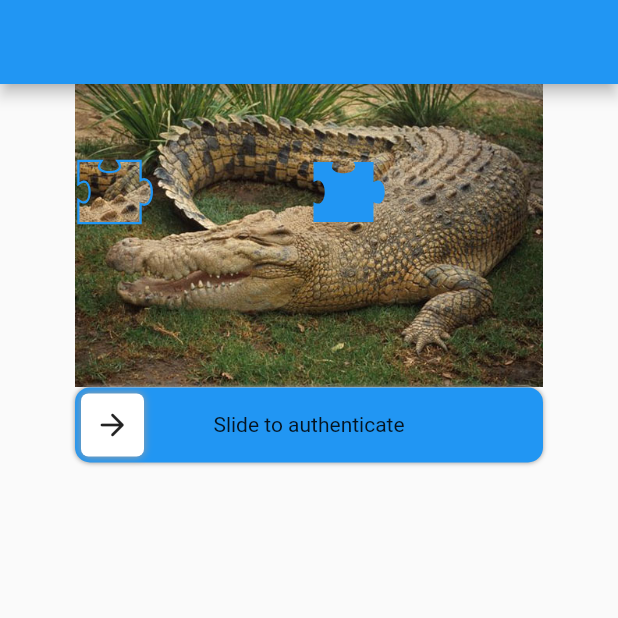
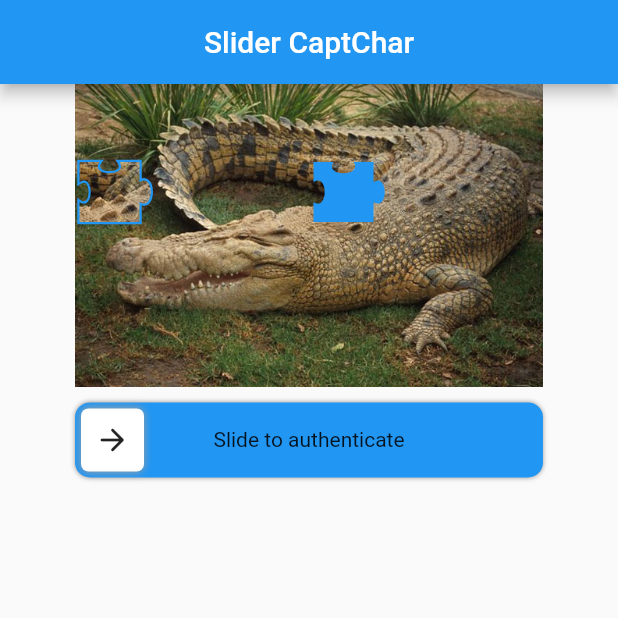
Before and after one commit to BrianTV98/slider_captcha, a Flutter app: the screen it shows after launch, on a phone screen of 412 x 824 dp, the top half of it. Run offline on Flutter 3.47's test engine with Material 2 defaults, Android fonts, the phone set to English and light mode, and no system bars.

Commit message:
version 0.1.9

```diff
--- a/example/lib/main.dart
+++ b/example/lib/main.dart
@@ -34,7 +34,10 @@ class _MyHomePageState extends State<MyHomePage> {
   @override
   Widget build(BuildContext context) {
     return Scaffold(
-      appBar: AppBar(),
+      appBar: AppBar(
+        title: const Text('Slider CaptChar'),
+        centerTitle: true,
+      ),
       body: SafeArea(
         child: Padding(
           padding: const EdgeInsets.symmetric(horizontal: 50),
@@ -46,9 +49,11 @@ class _MyHomePageState extends State<MyHomePage> {
             ),
             colorBar: Colors.blue,
             colorCaptChar: Colors.blue,
+            space: 10,
+            fixHeightParent: false,
             onConfirm: (value) async {
               debugPrint(value.toString());
-              return await Future.delayed(const Duration(seconds: 5)).then(
+              return await Future.delayed(const Duration(seconds: 1)).then(
                 (value) {
                   controller.create.call();
                 },
--- a/lib/src/ui/slider_captcha.dart
+++ b/lib/src/ui/slider_captcha.dart
@@ -20,9 +20,11 @@ class SliderCaptcha extends StatefulWidget {
     this.colorCaptChar = Colors.blue,
     this.controller,
     this.borderImager = 0,
-    this.imageToBarPadding = 0,
+    this.space = 0,
+    this.fixHeightParent = false,
     Key? key,
   })  : assert(0 <= borderImager && borderImager <= 5),
+        assert((fixHeightParent && space == 0) || !fixHeightParent),
         super(key: key);
 
   final Image image;
@@ -41,9 +43,12 @@ class SliderCaptcha extends StatefulWidget {
 
   final SliderController? controller;
 
+  final bool fixHeightParent;
+
   /// Adds space between the captcha image and the slide button bar.
-  /// Defaults is 0
-  final double imageToBarPadding;
+  /// Defaults is 0,
+  /// if fixHeight with parent is space  = 0 ;
+  final double space;
 
   /// to make sure no problems arise, borderImage only allows sheet limit 0 -> 5
   final double borderImager;
@@ -78,23 +83,14 @@ class _SliderCaptchaState extends State<SliderCaptcha>
     return ConstrainedBox(
       constraints: const BoxConstraints(maxWidth: 500),
       child: Column(
-        mainAxisAlignment: MainAxisAlignment.start,
+        mainAxisAlignment: widget.fixHeightParent
+            ? MainAxisAlignment.spaceBetween
+            : MainAxisAlignment.start,
         crossAxisAlignment: CrossAxisAlignment.center,
-        mainAxisSize: MainAxisSize.min,
+        mainAxisSize: widget.fixHeightParent? MainAxisSize.max:MainAxisSize.min,
         children: [
-          Flexible(
-            child: ClipRRect(
-              borderRadius: BorderRadius.circular(widget.borderImager),
-              child: TestSliderCaptChar(
-                widget.image,
-                _offsetMove,
-                answerY,
-                colorCaptChar: widget.colorCaptChar,
-                sliderController: _controller,
-              ),
-            ),
-          ),
-          SizedBox(height: widget.imageToBarPadding),
+          _buildImage(),
+          _buildSpace(),
           Container(
             height: heightSliderBar,
             width: double.infinity,
@@ -259,11 +255,46 @@ class _SliderCaptchaState extends State<SliderCaptcha>
     });
     return null;
   }
+
+  _buildSpace() {
+    if (widget.fixHeightParent) {
+      return SizedBox();
+    }
+    return SizedBox(height: widget.space);
+  }
+
+  _buildImage() {
+    if (widget.fixHeightParent) {
+      return ClipRRect(
+        borderRadius: BorderRadius.circular(widget.borderImager),
+        child: SliderCaptCharComponent(
+          widget.image,
+          _offsetMove,
+          answerY,
+          colorCaptChar: widget.colorCaptChar,
+          sliderController: _controller,
+        ),
+      );
+    }
+
+    return Flexible(
+      child: ClipRRect(
+        borderRadius: BorderRadius.circular(widget.borderImager),
+        child: SliderCaptCharComponent(
+          widget.image,
+          _offsetMove,
+          answerY,
+          colorCaptChar: widget.colorCaptChar,
+          sliderController: _controller,
+        ),
+      ),
+    );
+  }
 }
 
 typedef SliderCreate = Offset? Function();
 
-class TestSliderCaptChar extends SingleChildRenderObjectWidget {
+class SliderCaptCharComponent extends SingleChildRenderObjectWidget {
   ///Hình ảnh góc
   final Image image;
 
@@ -281,7 +312,7 @@ class TestSliderCaptChar extends SingleChildRenderObjectWidget {
 
   final SliderController sliderController;
 
-  const TestSliderCaptChar(
+  const SliderCaptCharComponent(
     this.image,
     this.offsetX,
     this.offsetY, {
--- a/pubspec.yaml
+++ b/pubspec.yaml
@@ -1,6 +1,6 @@
 name: slider_captcha
 description: slide captcha the same as binance, allow drag and drop for validation
-version: 0.1.8
+version: 0.1.9
 homepage: https://github.com/BrianTV98/slider_captcha/
 
 environment:
```
Also changed, not shown: example/pubspec.lock, 2 other files.
